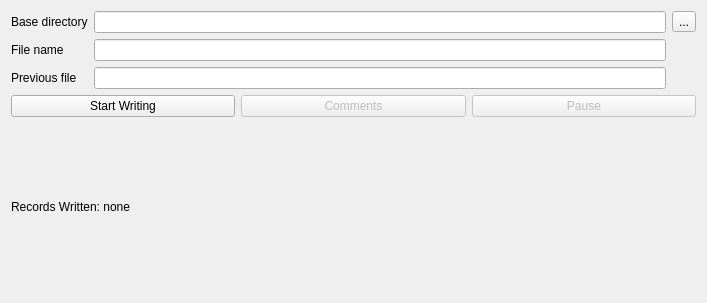
Above: writing.ui from usnistgov/dastardcommander before the change. Below: the same form after it.
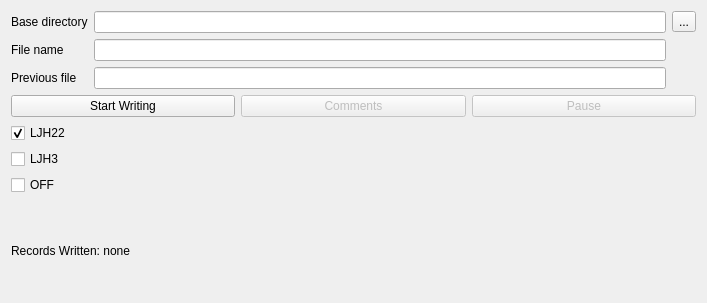
That is the form after the change.

Commit message: support new WriteControl API

```diff
--- a/writing.ui
+++ b/writing.ui
@@ -115,6 +115,34 @@
      </item>
     </layout>
    </item>
+   <item>
+    <layout class="QFormLayout" name="formLayout">
+     <item row="0" column="0">
+      <widget class="QCheckBox" name="checkBox_LJH22">
+       <property name="text">
+        <string>LJH22</string>
+       </property>
+       <property name="checked">
+        <bool>true</bool>
+       </property>
+      </widget>
+     </item>
+     <item row="1" column="0">
+      <widget class="QCheckBox" name="checkBox_LJH3">
+       <property name="text">
+        <string>LJH3</string>
+       </property>
+      </widget>
+     </item>
+     <item row="2" column="0">
+      <widget class="QCheckBox" name="checkBox_OFF">
+       <property name="text">
+        <string>OFF </string>
+       </property>
+      </widget>
+     </item>
+    </layout>
+   </item>
    <item>
     <widget class="QLabel" name="label_numberWritten">
      <property name="text">
```
The commit also changes 1 other file.
